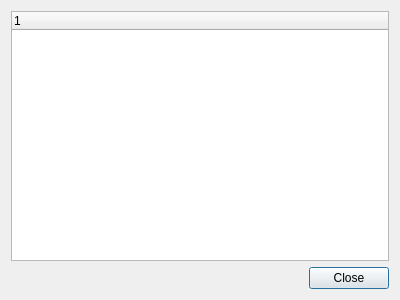
The window that platform/qt/PixelMapListDialog.ui (ilia3101/MLV-App) describes before a commit, drawn with Qt 5.
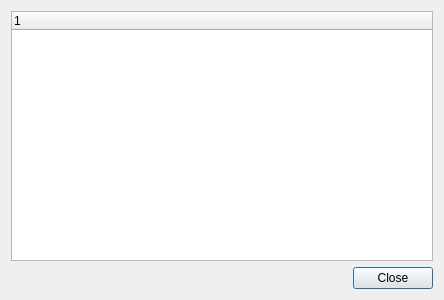
The same window after the commit.

Commit message: Adding dialog which shows installed bad pixel maps, Changing the algorithm for scanning through map files

Diff of the .ui file:
```diff
--- a/platform/qt/PixelMapListDialog.ui
+++ b/platform/qt/PixelMapListDialog.ui
@@ -6,7 +6,7 @@
    <rect>
     <x>0</x>
     <y>0</y>
-    <width>400</width>
+    <width>444</width>
     <height>300</height>
    </rect>
   </property>
```
The commit also changes 5 other files.
